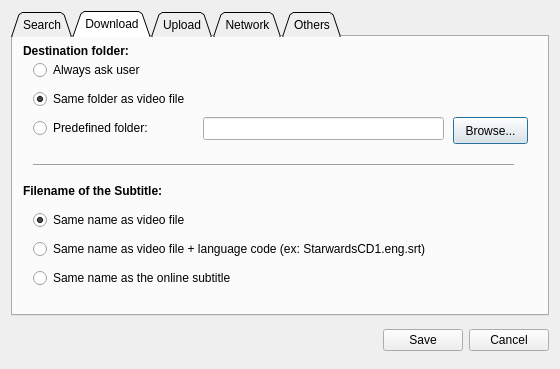
The window that gui/preferences.ui (subdownloader/subdownloader) describes before a commit, drawn with Qt 5.
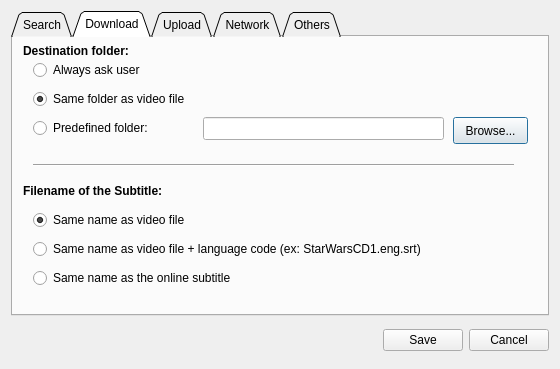
The same window after the commit. The open tabs and pages were chosen to show the change.

What changed in the file:
```diff
--- a/gui/preferences.ui
+++ b/gui/preferences.ui
@@ -264,7 +264,7 @@
         <item>
          <widget class="QRadioButton" name="optionDownloadSameFilenamePlusLang" >
           <property name="text" >
-           <string>Same name as video file + language code (ex: StarwardsCD1.eng.srt)</string>
+           <string>Same name as video file + language code (ex: StarWarsCD1.eng.srt)</string>
           </property>
           <property name="checked" >
            <bool>false</bool>
```
Left out of the diff: 2 changed lines with no effect on the pictures.
